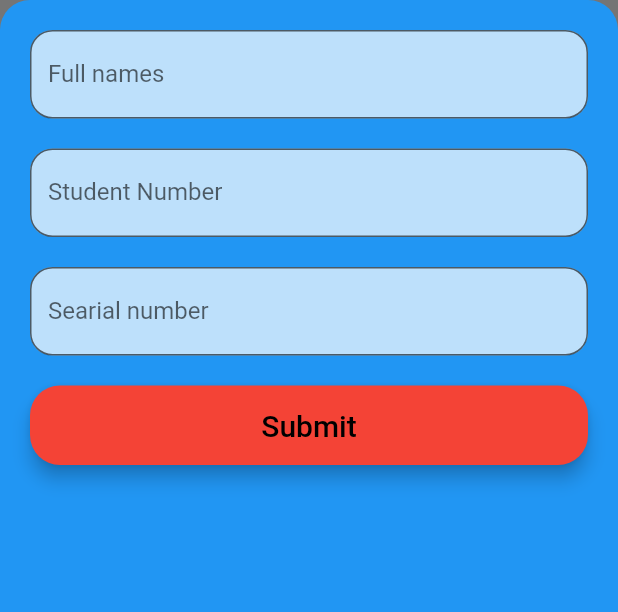
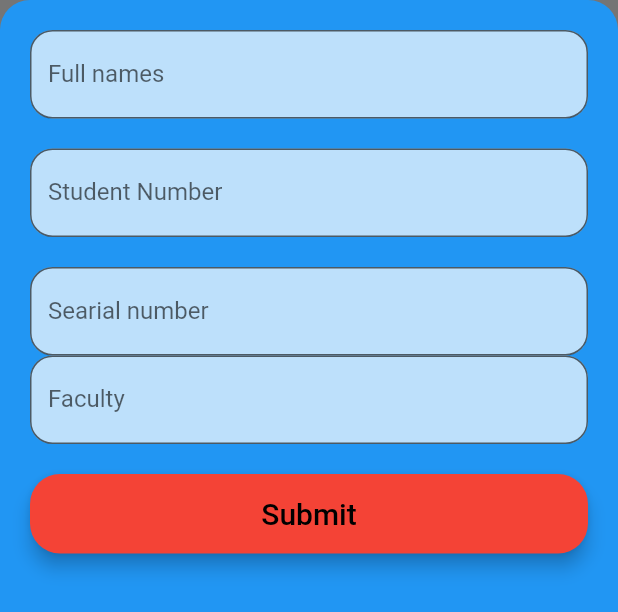
Before and after one commit to DavidMilai/Laptop_Deployment, a Flutter app: the AddScreen widget shown alone on an empty page, opened directly, on a phone screen of 412 x 824 dp. Shown: the top 612 px of the screen. Run offline on Flutter 3.47's test engine with Material 2 defaults, Android fonts, the phone set to English and light mode, and no system bars; our stand-ins replace charts_flutter, cloud_firestore, firebase_auth; accounts and stored records are empty.

```diff
--- a/lib/screens/add_screen.dart
+++ b/lib/screens/add_screen.dart
@@ -1,8 +1,21 @@
+import 'package:firebase_auth/firebase_auth.dart';
 import 'package:flutter/cupertino.dart';
 import 'package:flutter/material.dart';
 import 'package:flutterapp/widgets/inputText.dart';
+import 'package:cloud_firestore/cloud_firestore.dart';
 
-class AddScreen extends StatelessWidget {
+class AddScreen extends StatefulWidget {
+  @override
+  _AddScreenState createState() => _AddScreenState();
+}
+
+class _AddScreenState extends State<AddScreen> {
+  final _firestore = Firestore.instance;
+  String studentName;
+  String studentNumber;
+  String serialNumber;
+  String faculty;
+
   @override
   Widget build(BuildContext context) {
     return Container(
@@ -22,16 +35,32 @@ class AddScreen extends StatelessWidget {
             InputText(
               hint: 'Full names',
               textObscure: false,
+              onChange: (value) {
+                studentName = value;
+              },
             ),
             SizedBox(height: 20),
             InputText(
               hint: 'Student Number',
               textObscure: false,
+              onChange: (value) {
+                studentNumber = value;
+              },
             ),
             SizedBox(height: 20),
             InputText(
               hint: 'Searial number',
               textObscure: false,
+              onChange: (value) {
+                serialNumber = value;
+              },
+            ),
+            InputText(
+              hint: 'Faculty',
+              textObscure: false,
+              onChange: (value) {
+                faculty = value;
+              },
             ),
             SizedBox(height: 20),
             MaterialButton(
@@ -46,6 +75,12 @@ class AddScreen extends StatelessWidget {
               highlightElevation: 30,
               padding: EdgeInsets.all(15),
               onPressed: () {
+                _firestore.collection('laptop list').add({
+                  'faculty': faculty,
+                  'serialNumber': serialNumber,
+                  'studentName': studentName,
+                  'studentNumber': serialNumber
+                });
                 Navigator.pop(context);
               },
               color: Colors.red,
--- a/lib/screens/home_screen.dart
+++ b/lib/screens/home_screen.dart
@@ -70,7 +70,7 @@ class _HomeScreenState extends State<HomeScreen> {
                 Expanded(
                   flex: 2,
                   child: Text(
-                    'Welcome Milai',
+                    'Welcome UserX',
                     style: TextStyle(
                         color: Colors.blue[900],
                         fontSize: 20,
```
Also changed, not shown: lib/screens/search_screen.dart (+17 -21 lines).
